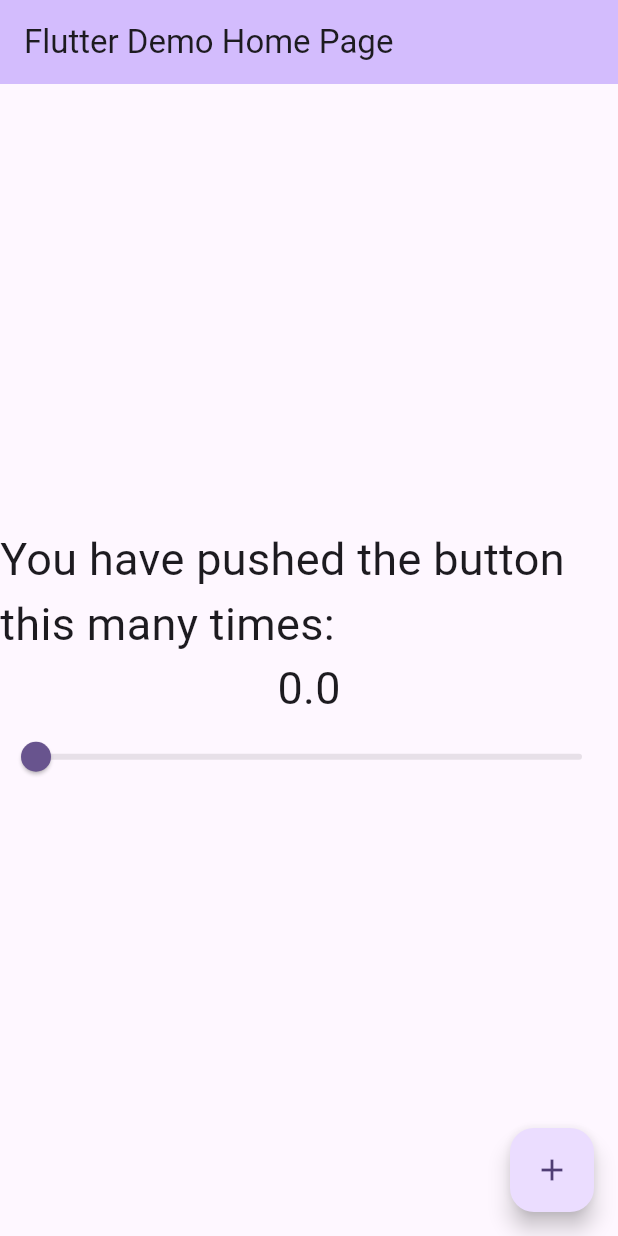
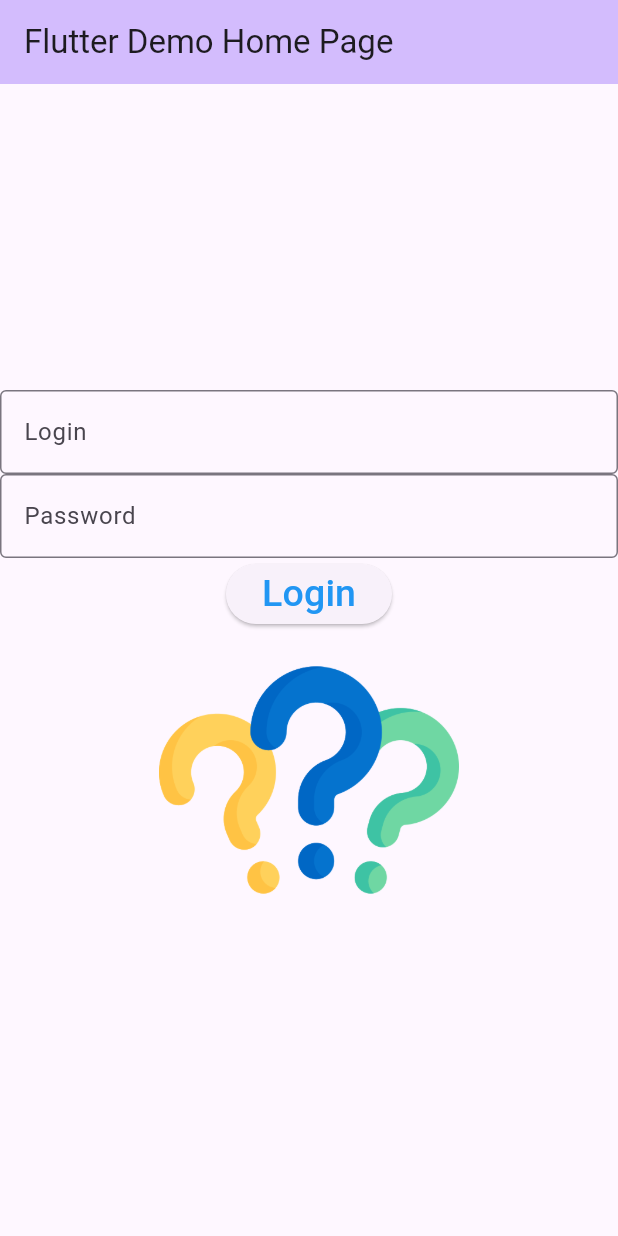
Before and after one commit to yao6859/CST2335_flutter, a Flutter app: the screen it shows after launch, on a phone screen of 412 x 824 dp. Run offline on Flutter 3.47's test engine with Material 3 defaults, Android fonts, the phone set to English and light mode, and no system bars.

Commit message:
Completed lab2

```diff
--- a/lib/main.dart
+++ b/lib/main.dart
@@ -55,28 +55,42 @@ class MyHomePage extends StatefulWidget {
 }
 
 class _MyHomePageState extends State<MyHomePage> {
-  var _counter = 0.0;
+  // var _counter = 0.0;
   var myFontSize = 30.0;
+  late TextEditingController _controller;
+  var imageSource = "images/question-mark.png";
+
+  @override
+  void initState() {
+    super.initState();
+    _controller = TextEditingController();
+  }
+
+  @override
+  void dispose() {
+    super.dispose();
+    _controller.dispose();
+  }
 
   void setNewValue(double value)
   {
     setState(() {
-      _counter = value;
+      // _counter = value;
       myFontSize = value;
     });
   }
 
-  void _incrementCounter() {
-    setState(() {
-      // This call to setState tells the Flutter framework that something has
-      // changed in this State, which causes it to rerun the build method below
-      // so that the display can reflect the updated values. If we changed
-      // _counter without calling setState(), then the build method would not be
-      // called again, and so nothing would appear to happen.
-      if(_counter < 99.0)
-      _counter++;
-    });
-  }
+  // void _incrementCounter() {
+  //   setState(() {
+  //     // This call to setState tells the Flutter framework that something has
+  //     // changed in this State, which causes it to rerun the build method below
+  //     // so that the display can reflect the updated values. If we changed
+  //     // _counter without calling setState(), then the build method would not be
+  //     // called again, and so nothing would appear to happen.
+  //     // if(_counter < 99.0)
+  //     //   _counter++;
+  //   });
+  // }
 
   @override
   Widget build(BuildContext context) {
@@ -115,23 +129,47 @@ class _MyHomePageState extends State<MyHomePage> {
           // wireframe for each widget.
           mainAxisAlignment: MainAxisAlignment.center,
           children: <Widget>[
-            Text(
-              'You have pushed the button this many times:',
-              style: TextStyle(fontSize: myFontSize),
-            ),
-            Text(
-              '$_counter',
-              style: TextStyle(fontSize: myFontSize),
-            ),
-            Slider(value:_counter, max:100.0, onChanged: setNewValue, min:0.0)
+            // Text(
+            //   'You have pushed the button this many times:',
+            //   style: TextStyle(fontSize: myFontSize),
+            // ),
+            // Text(
+            //   '$_counter',
+            //   style: TextStyle(fontSize: myFontSize),
+            // ),
+            // Slider(value:_counter, max:100.0, onChanged: setNewValue, min:0.0)
+            const TextField(decoration: InputDecoration(
+                              hintText:"Type here",
+                              border: OutlineInputBorder(),
+                              labelText: "Login"
+                  )),
+            TextField(controller: _controller, obscureText: true,
+                decoration: const InputDecoration(
+                    hintText:"Type here",
+                    border: OutlineInputBorder(),
+                    labelText: "Password",
+                )),
+            ElevatedButton(
+                onPressed: () {
+                  setState(() {
+                    var myText = _controller.value.text;
+                    if (myText == "QWERTY123") {
+                      imageSource = "images/idea.png";
+                    } else {
+                      imageSource = "images/stop.png";
+                    }
+                  });
+                },
+                child: const Text("Login", style: TextStyle(fontSize: 25, color: Colors.blue))),
+            Image.asset(imageSource, width:200, height:200)
           ],
         ),
       ),
-      floatingActionButton: FloatingActionButton(
-        onPressed: _incrementCounter,
-        tooltip: 'Increment',
-        child: const Icon(Icons.add),
-      ), // This trailing comma makes auto-formatting nicer for build methods.
+      // floatingActionButton: FloatingActionButton(
+      //   onPressed: _incrementCounter,
+      //   tooltip: 'Increment',
+      //   child: const Icon(Icons.add),
+      // ), // This trailing comma makes auto-formatting nicer for build methods.
     );
   }
 }
--- a/pubspec.yaml
+++ b/pubspec.yaml
@@ -59,7 +59,10 @@ flutter:
   uses-material-design: true
 
   # To add assets to your application, add an assets section, like this:
-  # assets:
+  assets:
+    - images/idea.png
+    - images/question-mark.png
+    - images/stop.png
   #   - images/a_dot_burr.jpeg
   #   - images/a_dot_ham.jpeg
 
```
Also changed, not shown: images/idea.png (added), images/question-mark.png (added), images/stop.png (added).
